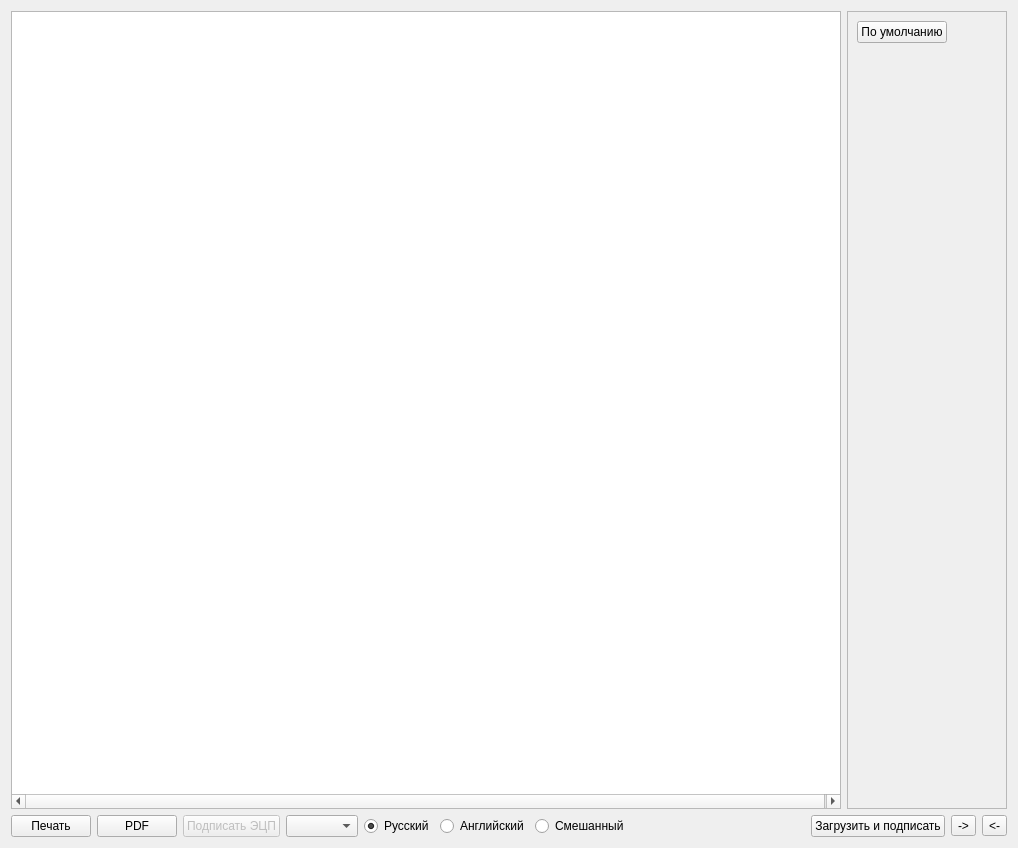
This is editor.ui in Sergeyego/el_sert as Qt 5 draws it before an edit. The edited form follows.
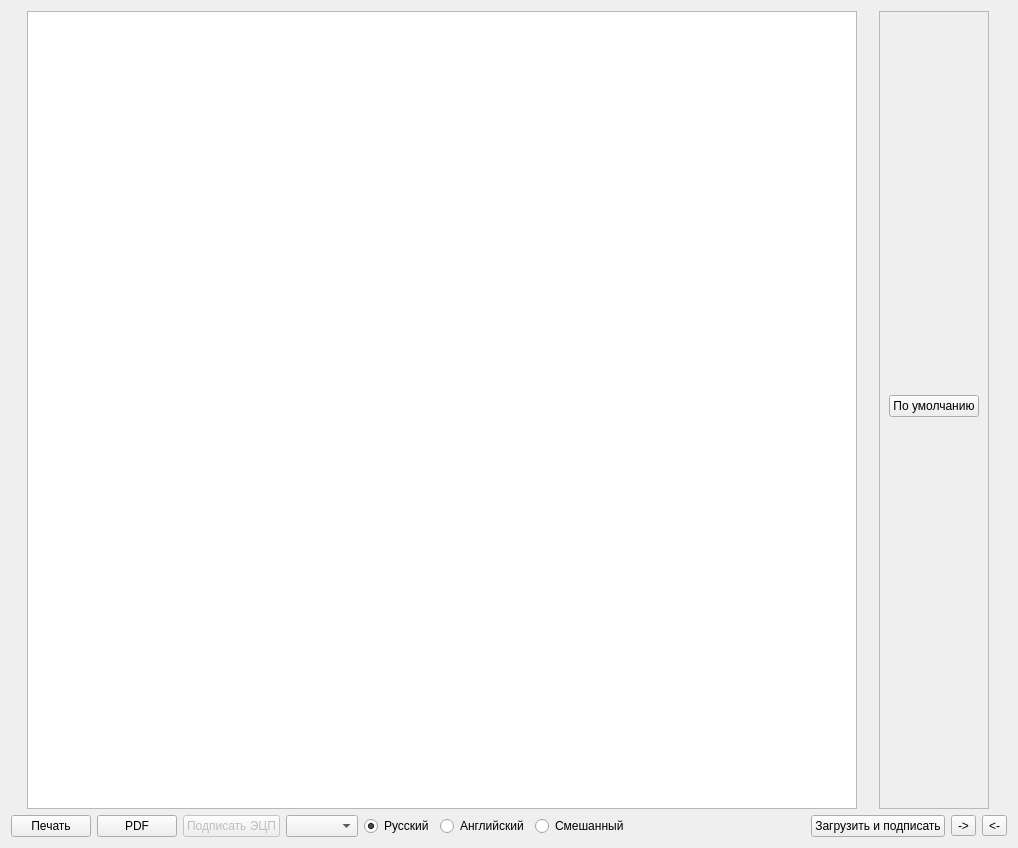
This is the edited form. Custom widgets are drawn as their Qt base class.

Patch:
```diff
--- a/editor.ui
+++ b/editor.ui
@@ -40,12 +40,18 @@
         <enum>QTextEdit::LineWrapMode::FixedPixelWidth</enum>
        </property>
        <property name="lineWrapColumnOrWidth">
-        <number>830</number>
+        <number>810</number>
        </property>
       </widget>
      </item>
      <item>
       <widget class="QScrollArea" name="scrollArea">
+       <property name="sizePolicy">
+        <sizepolicy hsizetype="Maximum" vsizetype="Expanding">
+         <horstretch>0</horstretch>
+         <verstretch>0</verstretch>
+        </sizepolicy>
+       </property>
        <property name="widgetResizable">
         <bool>true</bool>
        </property>
@@ -54,7 +60,7 @@
          <rect>
           <x>0</x>
           <y>0</y>
-          <width>150</width>
+          <width>146</width>
           <height>760</height>
          </rect>
         </property>
@@ -80,12 +86,6 @@
            <property name="orientation">
             <enum>Qt::Orientation::Vertical</enum>
            </property>
-           <property name="sizeHint" stdset="0">
-            <size>
-             <width>20</width>
-             <height>40</height>
-            </size>
-           </property>
           </spacer>
          </item>
         </layout>
```
